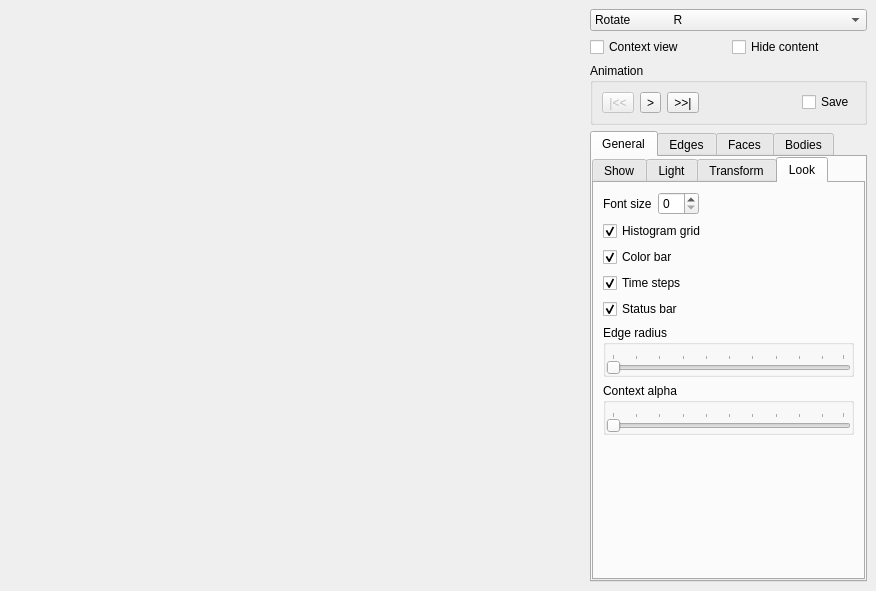
This is MainWindow.ui in danlipsa/foamvis as Qt 5 draws it before an edit. The edited form follows.
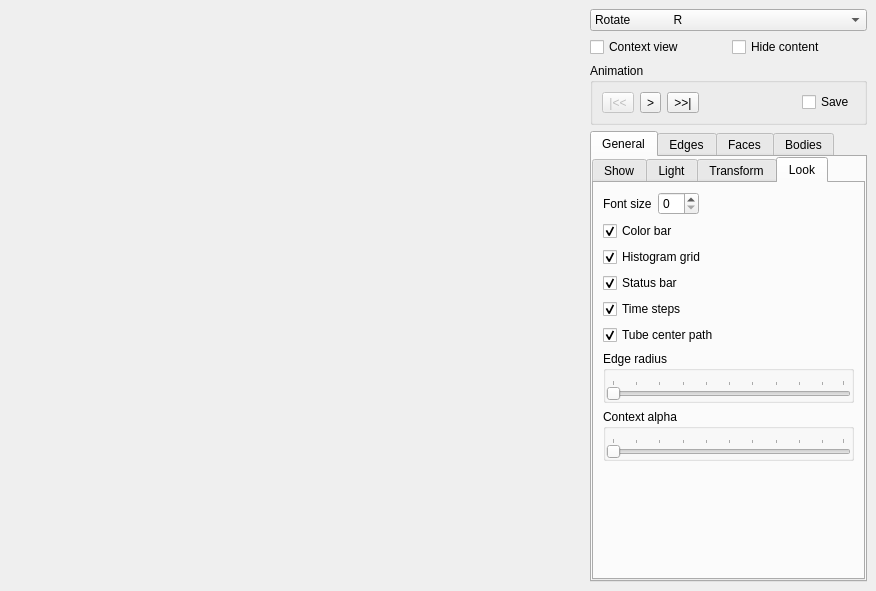
This is the edited form. Custom widgets are drawn as their Qt base class.

What changed in the file:
```diff
--- a/MainWindow.ui
+++ b/MainWindow.ui
@@ -781,16 +781,6 @@
                  </layout>
                 </widget>
                </item>
-               <item>
-                <widget class="QCheckBox" name="checkBoxHistogramGridShown">
-                 <property name="text">
-                  <string>Histogram grid</string>
-                 </property>
-                 <property name="checked">
-                  <bool>true</bool>
-                 </property>
-                </widget>
-               </item>
                <item>
                 <widget class="QCheckBox" name="checkBoxColorBarShown">
                  <property name="text">
@@ -802,9 +792,9 @@
                 </widget>
                </item>
                <item>
-                <widget class="QCheckBox" name="checkBoxTimeStepsShown">
+                <widget class="QCheckBox" name="checkBoxHistogramGridShown">
                  <property name="text">
-                  <string>Time steps</string>
+                  <string>Histogram grid</string>
                  </property>
                  <property name="checked">
                   <bool>true</bool>
@@ -821,6 +811,26 @@
                  </property>
                 </widget>
                </item>
+               <item>
+                <widget class="QCheckBox" name="checkBoxTimeStepsShown">
+                 <property name="text">
+                  <string>Time steps</string>
+                 </property>
+                 <property name="checked">
+                  <bool>true</bool>
+                 </property>
+                </widget>
+               </item>
+               <item>
+                <widget class="QCheckBox" name="checkBoxTubeCenterPathUsed">
+                 <property name="text">
+                  <string>Tube center path</string>
+                 </property>
+                 <property name="checked">
+                  <bool>true</bool>
+                 </property>
+                </widget>
+               </item>
                <item>
                 <widget class="QGroupBox" name="groupBox_7">
                  <property name="title">
```
Left out of the diff: 31 changed lines with no effect on the pictures.
